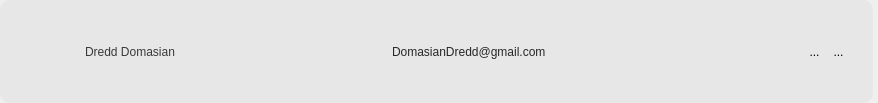
First picture: the form in Desktop_Application/Frontend/PatientCard.ui, repository DreddVDomasian/Petmate-Desktop-Application, before the edit.
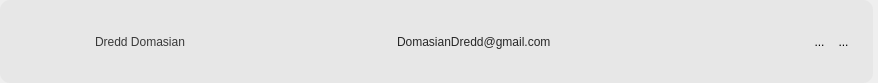
Second picture: the form after the edit. Icons and pictures are not drawn.

The edit to the form file:
```diff
--- a/Desktop_Application/Frontend/PatientCard.ui
+++ b/Desktop_Application/Frontend/PatientCard.ui
@@ -7,7 +7,7 @@
     <x>0</x>
     <y>0</y>
     <width>878</width>
-    <height>103</height>
+    <height>83</height>
    </rect>
   </property>
   <property name="windowTitle">
@@ -60,13 +60,13 @@
        <number>20</number>
       </property>
       <property name="topMargin">
-       <number>20</number>
+       <number>10</number>
       </property>
       <property name="rightMargin">
        <number>20</number>
       </property>
       <property name="bottomMargin">
-       <number>20</number>
+       <number>10</number>
       </property>
       <item>
        <widget class="QLabel" name="profileIcon">
@@ -78,8 +78,8 @@
         </property>
         <property name="maximumSize">
          <size>
-          <width>40</width>
-          <height>40</height>
+          <width>50</width>
+          <height>50</height>
          </size>
         </property>
         <property name="styleSheet">
@@ -144,13 +144,13 @@
           <number>5</number>
          </property>
          <property name="leftMargin">
-          <number>5</number>
+          <number>0</number>
          </property>
          <property name="topMargin">
           <number>5</number>
          </property>
          <property name="rightMargin">
-          <number>5</number>
+          <number>0</number>
          </property>
          <property name="bottomMargin">
           <number>5</number>
```
Left out of the diff: 2 changed lines with no effect on the pictures.
